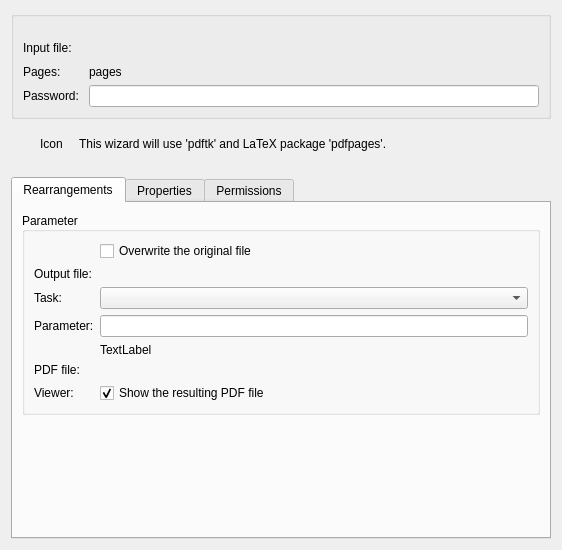
Before: the Qt Designer form src/dialogs/pdf-wizard/pdfdialog_base.ui in KDE/kile, drawn with Qt 5.
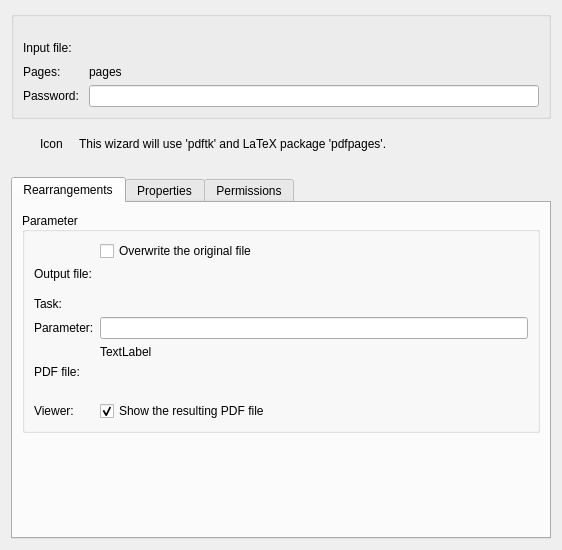
After: the same form once the commit is applied. Custom widgets are drawn as their Qt base class.

Commit message: Cosmetic changes for the tasks combobox

Diff of the .ui file:
```diff
--- a/src/dialogs/pdf-wizard/pdfdialog_base.ui
+++ b/src/dialogs/pdf-wizard/pdfdialog_base.ui
@@ -206,14 +206,14 @@
           <set>Qt::AlignLeading|Qt::AlignLeft|Qt::AlignVCenter</set>
          </property>
          <layout class="QGridLayout" name="_2">
-          <item row="4" column="0">
+          <item row="2" column="0">
            <widget class="QLabel" name="m_lbOutfile">
             <property name="text">
              <string>Output file:</string>
             </property>
            </widget>
           </item>
-          <item row="4" column="1">
+          <item row="2" column="1">
            <widget class="KUrlRequester" name="m_edOutfile">
             <property name="whatsThis">
              <string>The name of the output file. This entry may also be empty, if you want to overwrite the original file.</string>
@@ -223,28 +223,21 @@
             </property>
            </widget>
           </item>
-          <item row="6" column="0">
+          <item row="4" column="0">
            <widget class="QLabel" name="m_lbTask">
             <property name="text">
              <string>Task:</string>
             </property>
            </widget>
           </item>
-          <item row="6" column="1">
-           <widget class="KComboBox" name="m_cbTask">
-            <property name="whatsThis">
-             <string>Choose one of the 15 operations to rearrange a PDF file. Some operations need specific parameters.</string>
-            </property>
-           </widget>
-          </item>
-          <item row="12" column="0">
+          <item row="9" column="0">
            <widget class="QLabel" name="m_lbView">
             <property name="text">
              <string>Viewer:</string>
             </property>
            </widget>
           </item>
-          <item row="12" column="1">
+          <item row="9" column="1">
            <widget class="QCheckBox" name="m_cbView">
             <property name="whatsThis">
              <string>View the result of the conversion process. okular is always taken as an external viewer.</string>
@@ -257,7 +250,7 @@
             </property>
            </widget>
           </item>
-          <item row="3" column="1">
+          <item row="1" column="1">
            <widget class="QCheckBox" name="m_cbOverwrite">
             <property name="layoutDirection">
              <enum>Qt::LeftToRight</enum>
@@ -267,37 +260,69 @@
             </property>
            </widget>
           </item>
-          <item row="10" column="1">
+          <item row="6" column="1">
            <widget class="QLabel" name="m_lbParamInfo">
             <property name="text">
              <string>TextLabel</string>
             </property>
            </widget>
           </item>
-          <item row="7" column="1">
+          <item row="5" column="1">
            <widget class="KLineEdit" name="m_edParameter">
             <property name="whatsThis">
              <string>'Select pages' and 'Free Parameter' need some specific parameter, which you can enter here</string>
             </property>
            </widget>
           </item>
-          <item row="7" column="0">
+          <item row="5" column="0">
            <widget class="QLabel" name="m_lbParameter">
             <property name="text">
              <string>Parameter:</string>
             </property>
            </widget>
           </item>
-          <item row="11" column="0">
+          <item row="7" column="0">
            <widget class="QLabel" name="m_lbStamp">
             <property name="text">
              <string>PDF file:</string>
             </property>
            </widget>
           </item>
-          <item row="11" column="1">
+          <item row="7" column="1">
            <widget class="KUrlRequester" name="m_edStamp"/>
           </item>
+          <item row="8" column="1">
+           <spacer name="verticalSpacer_6">
+            <property name="orientation">
+             <enum>Qt::Vertical</enum>
+            </property>
+            <property name="sizeType">
+             <enum>QSizePolicy::Fixed</enum>
+            </property>
+            <property name="sizeHint" stdset="0">
+             <size>
+              <width>20</width>
+              <height>16</height>
+             </size>
+            </property>
+           </spacer>
+          </item>
+          <item row="3" column="1">
+           <spacer name="verticalSpacer_7">
+            <property name="orientation">
+             <enum>Qt::Vertical</enum>
+            </property>
+            <property name="sizeType">
+             <enum>QSizePolicy::Fixed</enum>
+            </property>
+            <property name="sizeHint" stdset="0">
+             <size>
+              <width>20</width>
+              <height>10</height>
+             </size>
+            </property>
+           </spacer>
+          </item>
          </layout>
         </widget>
        </item>
@@ -781,20 +806,15 @@
  </widget>
  <layoutfunction spacing="KDialog::spacingHint" margin="KDialog::marginHint"/>
  <customwidgets>
-  <customwidget>
-   <class>KUrlRequester</class>
-   <extends>QFrame</extends>
-   <header>kurlrequester.h</header>
-  </customwidget>
   <customwidget>
    <class>KLineEdit</class>
    <extends>QLineEdit</extends>
    <header>klineedit.h</header>
   </customwidget>
   <customwidget>
-   <class>KComboBox</class>
-   <extends>QComboBox</extends>
-   <header>kcombobox.h</header>
+   <class>KUrlRequester</class>
+   <extends>QFrame</extends>
+   <header>kurlrequester.h</header>
   </customwidget>
  </customwidgets>
  <resources/>
```
The commit also changes 2 other files.
